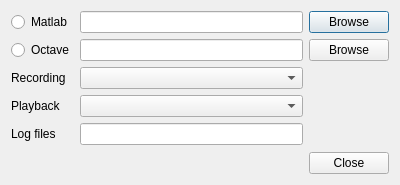
Above: tools/settingsdialog.ui from gustafsson/freq before the change. Below: the same form after it.
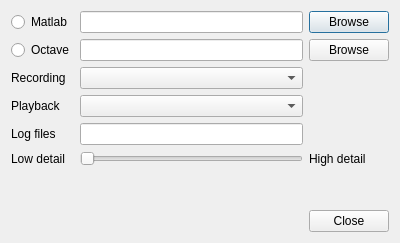
That is the form after the change.

Commit message: Change resolution with slider in Settings.

Diff of the .ui file:
```diff
--- a/tools/settingsdialog.ui
+++ b/tools/settingsdialog.ui
@@ -7,7 +7,7 @@
     <x>0</x>
     <y>0</y>
     <width>400</width>
-    <height>185</height>
+    <height>243</height>
    </rect>
   </property>
   <property name="windowTitle">
@@ -84,6 +84,30 @@
        </property>
       </widget>
      </item>
+     <item row="6" column="1">
+      <widget class="QSlider" name="horizontalSliderResolution">
+       <property name="maximum">
+        <number>1000</number>
+       </property>
+       <property name="orientation">
+        <enum>Qt::Horizontal</enum>
+       </property>
+      </widget>
+     </item>
+     <item row="6" column="0">
+      <widget class="QLabel" name="label_4">
+       <property name="text">
+        <string>Low detail</string>
+       </property>
+      </widget>
+     </item>
+     <item row="6" column="2">
+      <widget class="QLabel" name="label_5">
+       <property name="text">
+        <string>High detail</string>
+       </property>
+      </widget>
+     </item>
     </layout>
    </item>
    <item>
```
The commit also changes 5 other files.
